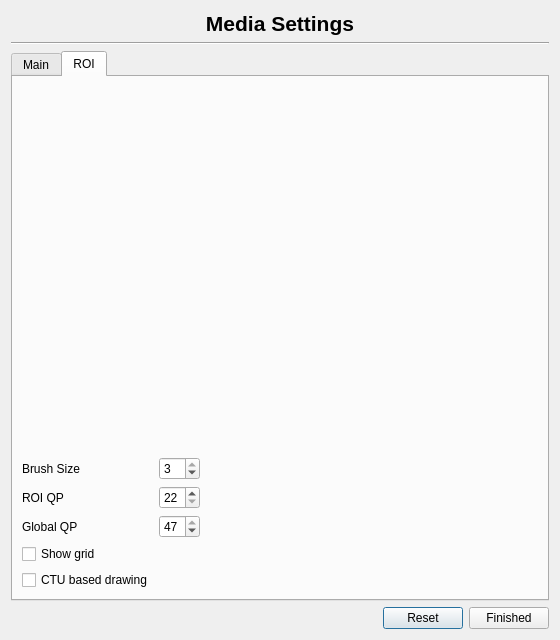
Before: the Qt Designer form ui/automaticsettings.ui in ultravideo/uvgComm, drawn with Qt 5.
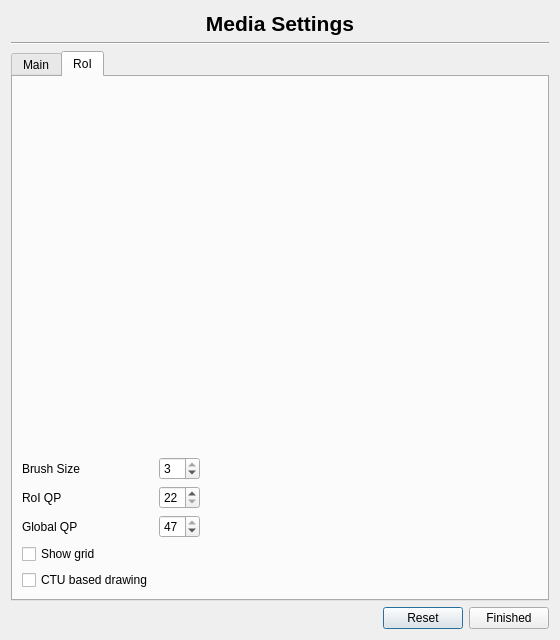
After: the same form once the commit is applied. The open tabs and pages were chosen to show the change. Custom widgets are drawn as their Qt base class.

Commit message:
refactor(Settings): Use correct upper/smaller cases for RoI
ROI -> RoI

The edit to the form file:
```diff
--- a/ui/automaticsettings.ui
+++ b/ui/automaticsettings.ui
@@ -77,7 +77,7 @@
      </widget>
      <widget class="QWidget" name="roi">
       <attribute name="title">
-       <string>ROI</string>
+       <string>RoI</string>
       </attribute>
       <layout class="QGridLayout" name="gridLayout_3">
        <item row="0" column="0" colspan="5">
@@ -116,7 +116,7 @@
        <item row="2" column="0">
         <widget class="QLabel" name="roi_lable">
          <property name="text">
-          <string>ROI QP</string>
+          <string>RoI QP</string>
          </property>
         </widget>
        </item>
```
